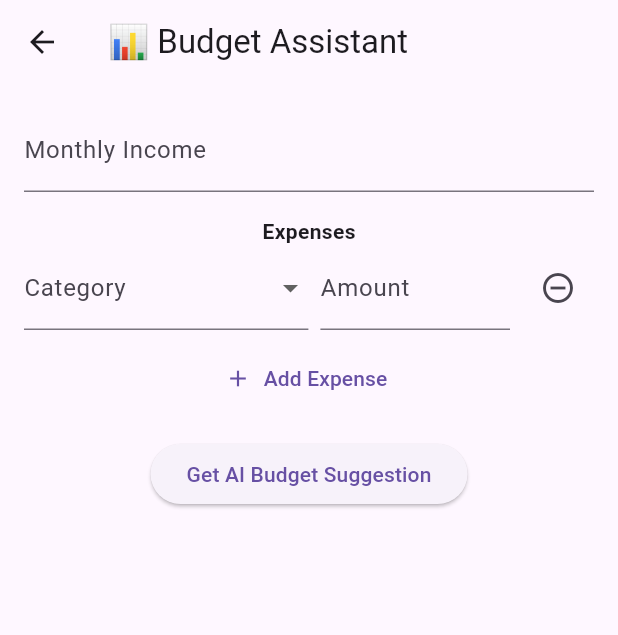
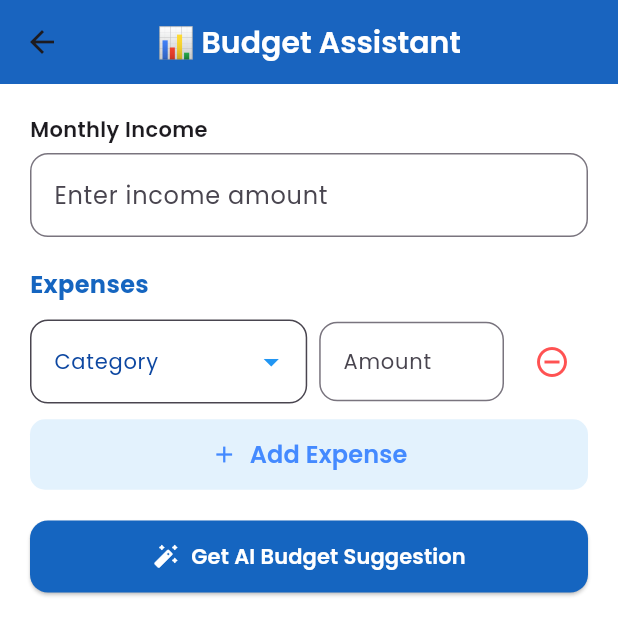
Before and after one commit to rakhi-1112/generic_voice_assistant, a Flutter app: the BudgetScreen screen opened directly, on a phone screen of 412 x 824 dp. Shown: the top 635 px of the screen. Run offline on Flutter 3.47's test engine with Material 3 defaults, Android fonts, the phone set to English and light mode, and no system bars; drawn by our look-alikes of flutter_animate; our stand-ins replace audioplayers, firebase_auth, firebase_core, fl_chart, flutter_markdown, glassmorphism and 5 more; missing offline and left inert: flutter_sound, record; accounts and stored records are empty.

Commit message:
modify fonts for SME finance kit(1)

```diff
--- a/frontend_flutter/lib/screens/financial_toolkit/budget_screen.dart
+++ b/frontend_flutter/lib/screens/financial_toolkit/budget_screen.dart
@@ -1,4 +1,6 @@
 import 'package:flutter/material.dart';
+import 'package:google_fonts/google_fonts.dart';
+import 'package:flutter_animate/flutter_animate.dart';
 import '../../api/toolkit_api.dart';
 
 class BudgetScreen extends StatefulWidget {
@@ -11,12 +13,10 @@ class BudgetScreen extends StatefulWidget {
 class _BudgetScreenState extends State<BudgetScreen> {
   final TextEditingController incomeController = TextEditingController();
   List<Map<String, TextEditingController>> expenseControllers = [
-    {
-    'name': TextEditingController(),
-    'amount': TextEditingController(),
-    }
+    {'name': TextEditingController(), 'amount': TextEditingController()}
   ];
   List<dynamic> result = [];
+
   final List<String> categories = [
     'Rent',
     'Salaries',
@@ -32,68 +32,102 @@ class _BudgetScreenState extends State<BudgetScreen> {
 
   void _getSuggestions() async {
     final income = double.tryParse(incomeController.text) ?? 0;
+    Map<String, double> expenses = {};
 
-    Map<String, double> expenses = {};
     for (var controllers in expenseControllers) {
       final name = controllers['name']!.text.trim();
       final amount = double.tryParse(controllers['amount']!.text.trim()) ?? 0;
-      if (name.isNotEmpty) {
-        expenses[name] = amount;
-      }
+      if (name.isNotEmpty) expenses[name] = amount;
     }
 
-    var request = {
-      'income': income,
-      'expense': expenses,
-    };
-
+    var request = {'income': income, 'expense': expenses};
     final res = await ToolkitAPI.getBudgetSuggestions(request);
-    print(res);
 
     setState(() {
-      result = res['suggestions'] ?? 'No suggestion available';
+      result = res['suggestions'] ?? ['No suggestion available'];
     });
   }
 
   @override
   Widget build(BuildContext context) {
+    final primaryColor = Colors.blue.shade800;
+
     return Scaffold(
-      appBar: AppBar(title: const Text("📊 Budget Assistant")),
+      backgroundColor: Colors.white,
+      appBar: AppBar(
+        backgroundColor: primaryColor,
+        title: Text(
+          "📊 Budget Assistant",
+          style: GoogleFonts.poppins(
+            fontSize: 20,
+            fontWeight: FontWeight.w600,
+            color: Colors.white,
+          ),
+        ),
+        centerTitle: true,
+        elevation: 1,
+      ),
       body: Padding(
-        padding: const EdgeInsets.all(16),
-        child: Column(
+        padding: const EdgeInsets.all(20),
+        child: ListView(
           children: [
+            Text(
+              "Monthly Income",
+              style: GoogleFonts.poppins(fontWeight: FontWeight.w600),
+            ),
+            const SizedBox(height: 6),
             TextField(
               controller: incomeController,
-              decoration: const InputDecoration(labelText: "Monthly Income"),
               keyboardType: TextInputType.number,
+              decoration: InputDecoration(
+                hintText: "Enter income amount",
+                border: OutlineInputBorder(borderRadius: BorderRadius.circular(12)),
+                hintStyle: GoogleFonts.poppins(),
               ),
-            const SizedBox(height: 16),
-            const Text("Expenses", style: TextStyle(fontWeight: FontWeight.bold)),
+              style: GoogleFonts.poppins(),
+            ),
+
+            const SizedBox(height: 20),
+            Text("Expenses", style: GoogleFonts.poppins(fontWeight: FontWeight.w700, fontSize: 16, color: primaryColor)),
+
+            const SizedBox(height: 12),
             ...expenseControllers.asMap().entries.map((entry) {
               int index = entry.key;
               final nameController = entry.value['name']!;
               final amountController = entry.value['amount']!;
-              return Padding(
-                padding: const EdgeInsets.only(bottom: 8),
-                child: Row(
+
+              return Row(
                 children: [
                   Expanded(
                     flex: 3,
                     child: DropdownButtonFormField<String>(
                     value: nameController.text.isNotEmpty ? nameController.text : null,
-                        decoration: const InputDecoration(labelText: "Category"),
-                        isExpanded: true, // Prevent intrinsic width overflow
-                        items: categories
-                            .map((cat) => DropdownMenuItem(
+                    isExpanded: true,
+                    decoration: InputDecoration(
+                      labelText: "Category",
+                      labelStyle: GoogleFonts.poppins(fontSize: 14, color: Colors.blue.shade900),
+                      border: OutlineInputBorder(borderRadius: BorderRadius.circular(12)),
+                      filled: true,
+                      fillColor: Colors.white,
+                    ),
+                    dropdownColor: Colors.white,
+                    icon: const Icon(Icons.arrow_drop_down, color: Colors.blue),
+                    style: GoogleFonts.poppins(fontSize: 14, color: Colors.black87),
+                    items: categories.map((cat) {
+                      return DropdownMenuItem(
                         value: cat,
-                                  child: Text(cat),
-                                ))
-                            .toList(),
+                        child: Text(
+                          cat,
+                          style: GoogleFonts.poppins(
+                            fontSize: 14,
+                            color: Colors.black87,
+                            fontWeight: FontWeight.w500,
+                          ),
+                        ),
+                      );
+                    }).toList(),
                     onChanged: (val) {
-                          setState(() {
-                            nameController.text = val ?? '';
-                          });
+                      setState(() => nameController.text = val ?? '');
                     },
                   ),
                   ),
@@ -102,13 +136,18 @@ class _BudgetScreenState extends State<BudgetScreen> {
                     flex: 2,
                     child: TextField(
                       controller: amountController,
-                        decoration: const InputDecoration(labelText: "Amount"),
                       keyboardType: TextInputType.number,
+                      decoration: InputDecoration(
+                        labelText: "Amount",
+                        labelStyle: GoogleFonts.poppins(fontSize: 14),
+                        border: OutlineInputBorder(borderRadius: BorderRadius.circular(12)),
+                      ),
+                      style: GoogleFonts.poppins(fontSize: 14),
                     ),
                   ),
                   const SizedBox(width: 8),
                   IconButton(
-                      icon: const Icon(Icons.remove_circle_outline),
+                    icon: const Icon(Icons.remove_circle_outline, color: Colors.redAccent),
                     onPressed: () {
                       setState(() {
                         if (expenseControllers.length > 1) {
@@ -118,12 +157,28 @@ class _BudgetScreenState extends State<BudgetScreen> {
                     },
                   ),
                 ],
-                ),
               );
             }),
+
+            const SizedBox(height: 10),
             TextButton.icon(
-              icon: const Icon(Icons.add),
-              label: const Text("Add Expense"),
+            icon: const Icon(Icons.add, color: Colors.blueAccent),
+            label: Text(
+              "Add Expense",
+              style: GoogleFonts.poppins(
+                color: Colors.blueAccent,
+                fontSize: 16,
+                fontWeight: FontWeight.w600,
+              ),
+            ),
+            style: TextButton.styleFrom(
+              backgroundColor: Colors.blue.shade50,
+              padding: const EdgeInsets.symmetric(horizontal: 16, vertical: 12),
+              shape: RoundedRectangleBorder(
+                borderRadius: BorderRadius.circular(10),
+              ),
+              foregroundColor: Colors.blueAccent,
+            ),
             onPressed: () {
               setState(() {
                 expenseControllers.add({
@@ -133,18 +188,43 @@ class _BudgetScreenState extends State<BudgetScreen> {
               });
             },
           ),
-            const SizedBox(height: 16),
-            ElevatedButton(
+
+
+            const SizedBox(height: 20),
+            ElevatedButton.icon(
               onPressed: _getSuggestions,
-              child: const Text("Get AI Budget Suggestion"),
+              icon: const Icon(Icons.auto_fix_high_rounded),
+              label: Text("Get AI Budget Suggestion", style: GoogleFonts.poppins(fontWeight: FontWeight.w600)),
+              style: ElevatedButton.styleFrom(
+                backgroundColor: primaryColor,
+                foregroundColor: Colors.white,
+                shape: RoundedRectangleBorder(borderRadius: BorderRadius.circular(12)),
+                padding: const EdgeInsets.symmetric(vertical: 14),
               ),
-            const SizedBox(height: 16),
-            ...result.map((item) => Row(
+            ).animate().fadeIn(duration: 400.ms),
+
+            const SizedBox(height: 20),
+            if (result.isNotEmpty)
+              Column(
+                crossAxisAlignment: CrossAxisAlignment.start,
+                children: result.map((item) {
+                  return Padding(
+                    padding: const EdgeInsets.only(bottom: 6),
+                    child: Row(
+                      crossAxisAlignment: CrossAxisAlignment.start,
                       children: [
                         const Text("• ", style: TextStyle(fontSize: 16)),
-                Expanded(child: Text(item.toString())),
+                        Expanded(
+                          child: Text(
+                            item.toString(),
+                            style: GoogleFonts.poppins(fontSize: 14, color: Colors.black87),
+                          ),
+                        ),
                       ],
-            )).toList(),
+                    ),
+                  );
+                }).toList(),
+              ),
           ],
         ),
       ),
```
Lines whose indentation alone changed are shown as unchanged.
